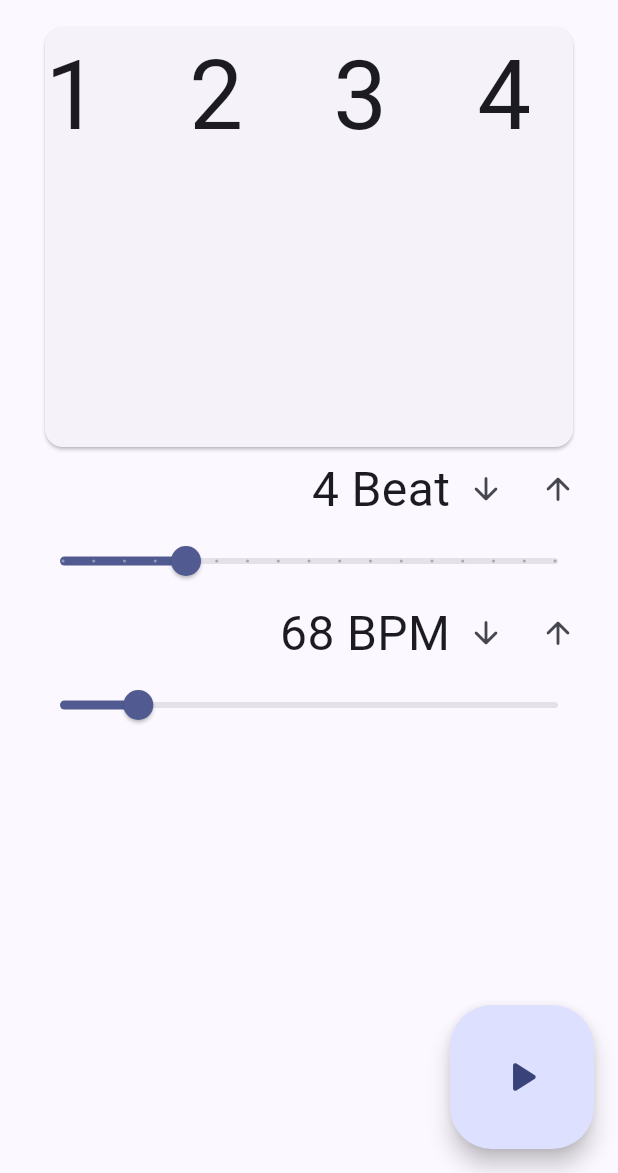
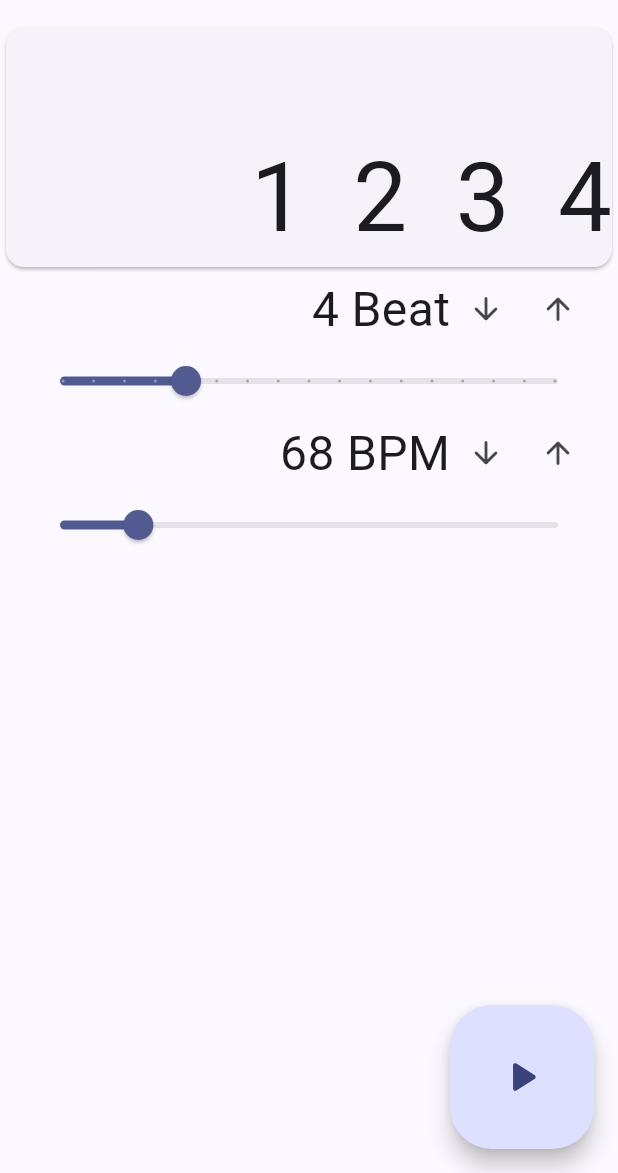
Before and after one commit to JunJaBoy/metronome, a Flutter app: the screen it shows after launch, on a phone screen of 412 x 824 dp, the part 63-1236 px from its top. Run offline on Flutter 3.47's test engine with Material 3 defaults, Android fonts, the light colour scheme and no system bars; our stand-ins replace flutter_bloc.

Commit message:
beat counter layout

```diff
--- a/lib/ui/metronome/metronome_page.dart
+++ b/lib/ui/metronome/metronome_page.dart
@@ -41,7 +41,7 @@
       body: SafeArea(
         child: Column(
           children: [
-            Flexible(
+            IntrinsicHeight(
               child: _BpmCounter(
                 targetBeat: widget.selectedBeat,
                 beatCount: widget.beatCount,
@@ -81,41 +81,57 @@
     return Card(
       elevation: null,
       child: targetBeat <= 4
-          ? ListView.separated(
+          ? SizedBox(
+              height: 160,
+              child: Row(
+                children: [
+                  const Spacer(),
+                  ListView.separated(
                     shrinkWrap: true,
                     scrollDirection: Axis.horizontal,
                     itemCount: targetBeat,
                     itemBuilder: (BuildContext context, int index) {
                       final bool selected = beatCount == index + 1;
-                return SizedBox(
-                  width: 64,
-                  height: 128,
+                      return Align(
+                        alignment: Alignment.bottomCenter,
                         child: Text(
                           "${index + 1}",
                           style: TextStyle(fontSize: selected ? 128 : 64),
+                          textScaler: TextScaler.noScaling,
                         ),
                       );
                     },
                     separatorBuilder: (BuildContext context, int index) {
                       return const SizedBox(width: 32);
                     },
+                  ),
+                ],
+              ),
             )
-          : Row(
+          : SizedBox(
+              height: 160,
+              child: Row(
+                mainAxisSize: MainAxisSize.max,
                 mainAxisAlignment: MainAxisAlignment.end,
+                crossAxisAlignment: CrossAxisAlignment.end,
                 children: [
                   Text(
                     "${beatCount ?? 0}",
                     style: const TextStyle(fontSize: 128),
+                    textScaler: TextScaler.noScaling,
                   ),
                   const Text(
                     "/",
                     style: TextStyle(fontSize: 64),
+                    textScaler: TextScaler.noScaling,
                   ),
                   Text(
                     "$targetBeat",
                     style: const TextStyle(fontSize: 64),
+                    textScaler: TextScaler.noScaling,
                   ),
                 ],
+              ),
             ),
     );
   }
```
Lines whose indentation alone changed are shown as unchanged.
